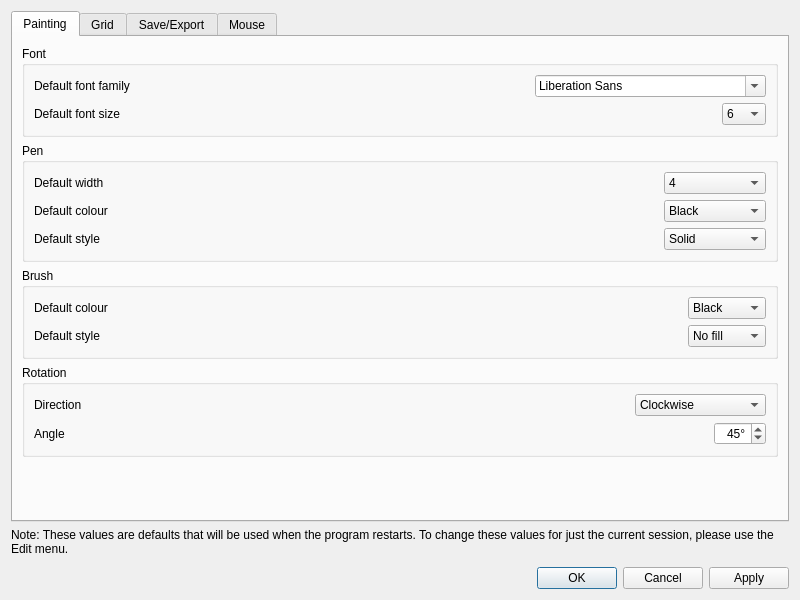
The window that src/gui/ycircuit_optionsWindow.ui (mclaughlinconnor/ycircuit) describes before a commit, drawn with Qt 5.
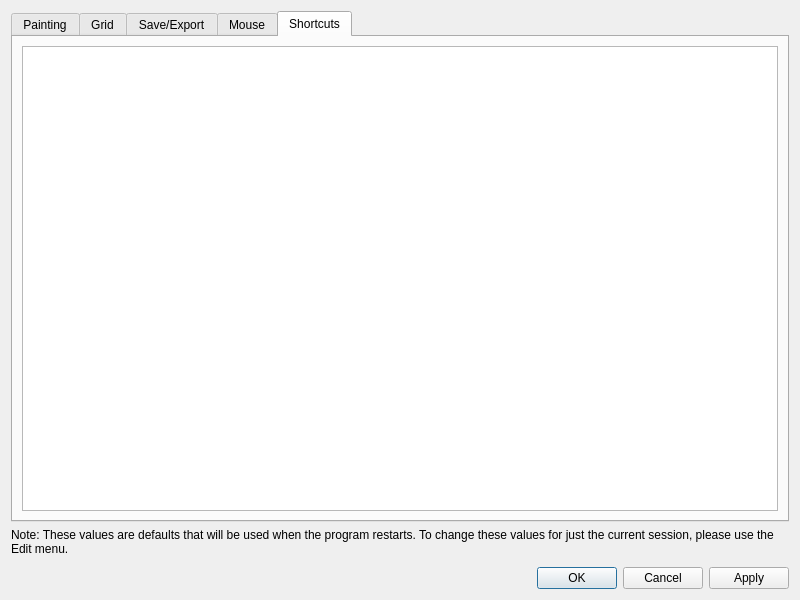
The same window after the commit. The open tabs and pages were chosen to show the change.

Commit message: Added ability to define custom shortcuts from the options menu.

The edit to the form file:
```diff
--- a/src/gui/ycircuit_optionsWindow.ui
+++ b/src/gui/ycircuit_optionsWindow.ui
@@ -1954,6 +1954,32 @@
        </item>
       </layout>
      </widget>
+     <widget class="QWidget" name="tab_shortcuts">
+      <attribute name="title">
+       <string>Shortcuts</string>
+      </attribute>
+      <layout class="QHBoxLayout" name="horizontalLayout_28">
+       <item>
+        <widget class="QTableView" name="tableView_shortcuts">
+         <property name="editTriggers">
+          <set>QAbstractItemView::DoubleClicked</set>
+         </property>
+         <property name="tabKeyNavigation">
+          <bool>false</bool>
+         </property>
+         <property name="alternatingRowColors">
+          <bool>true</bool>
+         </property>
+         <attribute name="horizontalHeaderStretchLastSection">
+          <bool>true</bool>
+         </attribute>
+         <attribute name="verticalHeaderVisible">
+          <bool>false</bool>
+         </attribute>
+        </widget>
+       </item>
+      </layout>
+     </widget>
     </widget>
    </item>
    <item>
```
Left out of the diff: 2 changed lines with no effect on the pictures. The commit also changes 3 other files.
